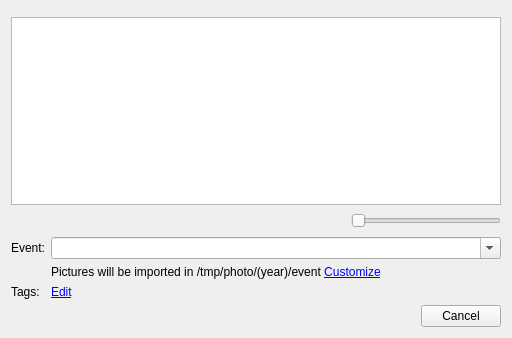
KDE/gwenview, file importer/thumbnailpage.ui: the form before one commit.
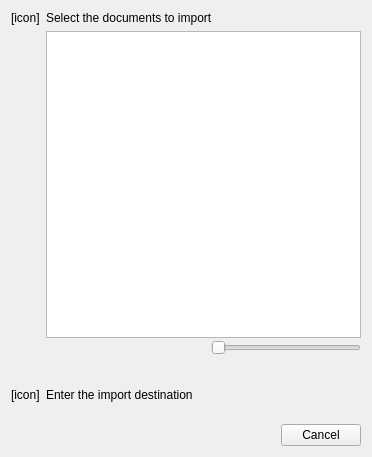
The form after the commit. Custom widgets are drawn as their Qt base class.

Commit message: Simpler, more explicit ui.

Patch:
```diff
--- a/importer/thumbnailpage.ui
+++ b/importer/thumbnailpage.ui
@@ -6,11 +6,78 @@
    <rect>
     <x>0</x>
     <y>0</y>
-    <width>512</width>
-    <height>338</height>
+    <width>372</width>
+    <height>457</height>
    </rect>
   </property>
+  <property name="styleSheet">
+   <string notr="true">QLabel[isTitle=true] { font-weight: bold }
+
+QLabel[isIcon=true] {
+	border: 1px solid palette(mid);
+	background-color: palette(base);
+	padding: 12px;
+}</string>
+  </property>
+  <layout class="QGridLayout" name="gridLayout">
+   <item row="0" column="1">
+    <widget class="QLabel" name="label_2">
+     <property name="text">
+      <string>Select the documents to import</string>
+     </property>
+     <property name="isTitle" stdset="0">
+      <bool>true</bool>
+     </property>
+    </widget>
+   </item>
+   <item row="0" column="0" rowspan="2">
+    <layout class="QVBoxLayout" name="verticalLayout_3">
+     <item>
+      <widget class="QLabel" name="mSrcIconLabel">
+       <property name="sizePolicy">
+        <sizepolicy hsizetype="Fixed" vsizetype="Fixed">
+         <horstretch>0</horstretch>
+         <verstretch>0</verstretch>
+        </sizepolicy>
+       </property>
+       <property name="text">
+        <string notr="true">[icon]</string>
+       </property>
+       <property name="alignment">
+        <set>Qt::AlignLeading|Qt::AlignLeft|Qt::AlignTop</set>
+       </property>
+       <property name="isIcon" stdset="0">
+        <bool>true</bool>
+       </property>
+      </widget>
+     </item>
+     <item>
+      <spacer name="verticalSpacer_2">
+       <property name="orientation">
+        <enum>Qt::Vertical</enum>
+       </property>
+       <property name="sizeType">
+        <enum>QSizePolicy::Expanding</enum>
+       </property>
+       <property name="sizeHint" stdset="0">
+        <size>
+         <width>20</width>
+         <height>10</height>
+        </size>
+       </property>
+      </spacer>
+     </item>
+    </layout>
+   </item>
+   <item row="1" column="1">
+    <widget class="QWidget" name="widget" native="true">
   <layout class="QVBoxLayout" name="verticalLayout">
+      <property name="spacing">
+       <number>0</number>
+      </property>
+      <property name="margin">
+       <number>0</number>
+      </property>
    <item>
     <widget class="QWidget" name="mUrlNavigatorContainer" native="true"/>
    </item>
@@ -59,64 +126,111 @@
      </item>
     </layout>
    </item>
-   <item>
-    <layout class="QFormLayout" name="formLayout">
-     <item row="0" column="0">
-      <widget class="QLabel" name="label">
-       <property name="text">
-        <string>Event:</string>
-       </property>
-      </widget>
-     </item>
-     <item row="0" column="1">
-      <widget class="QComboBox" name="mEventComboBox">
-       <property name="sizePolicy">
-        <sizepolicy hsizetype="Expanding" vsizetype="Fixed">
-         <horstretch>0</horstretch>
-         <verstretch>0</verstretch>
-        </sizepolicy>
-       </property>
-       <property name="editable">
-        <bool>true</bool>
-       </property>
-      </widget>
-     </item>
-     <item row="1" column="1">
-      <widget class="QLabel" name="mDstLabel">
-       <property name="text">
-        <string>Pictures will be imported in /tmp/photo/(year)/event &lt;a href=&quot;#&quot;&gt;Customize&lt;/a&gt;</string>
-       </property>
-      </widget>
-     </item>
-     <item row="2" column="0">
-      <widget class="QLabel" name="label_3">
-       <property name="text">
-        <string>Tags:</string>
-       </property>
+     </layout>
       </widget>
      </item>
      <item row="2" column="1">
-      <widget class="QLabel" name="label_4">
+    <spacer name="verticalSpacer">
+     <property name="orientation">
+      <enum>Qt::Vertical</enum>
+     </property>
+     <property name="sizeType">
+      <enum>QSizePolicy::Fixed</enum>
+     </property>
+     <property name="sizeHint" stdset="0">
+      <size>
+       <width>289</width>
+       <height>24</height>
+      </size>
+     </property>
+    </spacer>
+   </item>
+   <item row="3" column="0" rowspan="4">
+    <layout class="QVBoxLayout" name="verticalLayout_2">
+     <item>
+      <widget class="QLabel" name="mDstIconLabel">
+       <property name="sizePolicy">
+        <sizepolicy hsizetype="Fixed" vsizetype="Fixed">
+         <horstretch>0</horstretch>
+         <verstretch>0</verstretch>
+        </sizepolicy>
+       </property>
        <property name="text">
-        <string>&lt;a href=&quot;#&quot;&gt;Edit&lt;/a&gt;</string>
+        <string notr="true">[icon]</string>
        </property>
-       <property name="textFormat">
-        <enum>Qt::RichText</enum>
+       <property name="alignment">
+        <set>Qt::AlignLeading|Qt::AlignLeft|Qt::AlignTop</set>
+       </property>
+       <property name="isIcon" stdset="0">
+        <bool>true</bool>
        </property>
       </widget>
      </item>
+     <item>
+      <spacer name="verticalSpacer_3">
+       <property name="orientation">
+        <enum>Qt::Vertical</enum>
+       </property>
+       <property name="sizeType">
+        <enum>QSizePolicy::Expanding</enum>
+       </property>
+       <property name="sizeHint" stdset="0">
+        <size>
+         <width>20</width>
+         <height>10</height>
+        </size>
+       </property>
+      </spacer>
+     </item>
     </layout>
    </item>
-   <item>
+   <item row="3" column="1">
+    <widget class="QLabel" name="label">
+     <property name="text">
+      <string>Enter the import destination</string>
+     </property>
+     <property name="buddy">
+      <cstring>mDstUrlRequester</cstring>
+     </property>
+     <property name="isTitle" stdset="0">
+      <bool>true</bool>
+     </property>
+    </widget>
+   </item>
+   <item row="4" column="1">
+    <widget class="KUrlRequester" name="mDstUrlRequester"/>
+   </item>
+   <item row="6" column="1">
     <widget class="KDialogButtonBox" name="mButtonBox">
      <property name="standardButtons">
       <set>QDialogButtonBox::Cancel</set>
      </property>
     </widget>
    </item>
+   <item row="5" column="1">
+    <spacer name="verticalSpacer_4">
+     <property name="orientation">
+      <enum>Qt::Vertical</enum>
+     </property>
+     <property name="sizeType">
+      <enum>QSizePolicy::Preferred</enum>
+     </property>
+     <property name="sizeHint" stdset="0">
+      <size>
+       <width>20</width>
+       <height>10</height>
+      </size>
+     </property>
+    </spacer>
+   </item>
   </layout>
  </widget>
  <customwidgets>
+  <customwidget>
+   <class>KUrlRequester</class>
+   <extends>QFrame</extends>
+   <header>kurlrequester.h</header>
+  </customwidget>
   <customwidget>
    <class>KDialogButtonBox</class>
    <extends>QDialogButtonBox</extends>
```
Left out of the diff: 6 changed lines with no effect on the pictures. Lines whose indentation alone changed are shown as unchanged. The commit also changes 2 other files.
